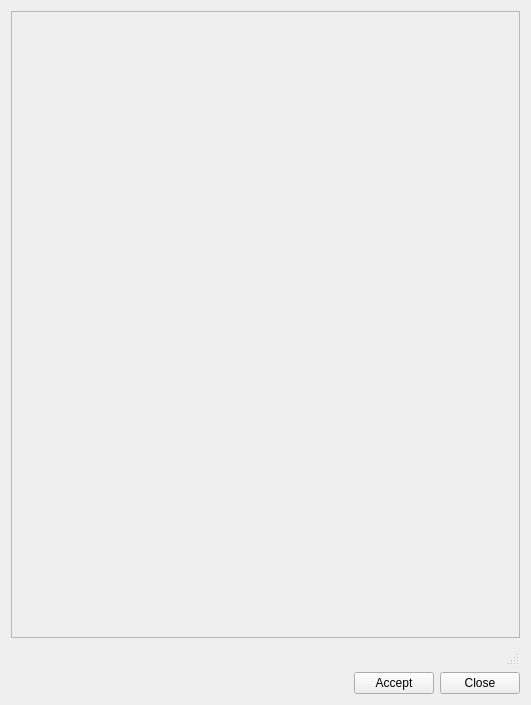
Above: core/ui/shared/info_generic.ui from Giswater/giswater_qgis_plugin before the change. Below: the same form after it.
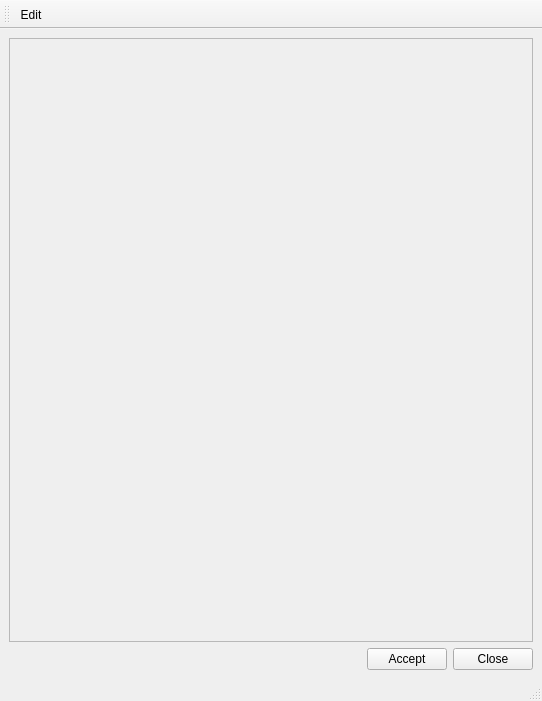
That is the form after the change.

Commit message: Enhancement: make basic info editable

```diff
--- a/core/ui/shared/info_generic.ui
+++ b/core/ui/shared/info_generic.ui
@@ -1,18 +1,19 @@
 <?xml version="1.0" encoding="UTF-8"?>
 <ui version="4.0">
  <class>dlg_info_generic</class>
- <widget class="QDialog" name="dlg_info_generic">
+ <widget class="QMainWindow" name="dlg_info_generic">
   <property name="geometry">
    <rect>
     <x>0</x>
     <y>0</y>
-    <width>531</width>
-    <height>705</height>
+    <width>542</width>
+    <height>701</height>
    </rect>
   </property>
   <property name="windowTitle">
    <string>Basic info</string>
   </property>
+  <widget class="QWidget" name="centralwidget">
   <layout class="QGridLayout" name="gridLayout_2">
    <item row="0" column="0">
     <widget class="QScrollArea" name="scrollArea">
@@ -24,8 +25,8 @@
        <rect>
         <x>0</x>
         <y>0</y>
-        <width>511</width>
-        <height>628</height>
+         <width>522</width>
+         <height>607</height>
        </rect>
       </property>
       <layout class="QVBoxLayout" name="verticalLayout">
@@ -48,9 +49,6 @@
     </widget>
    </item>
    <item row="1" column="0">
-    <widget class="QStatusBar" name="statusbar"/>
-   </item>
-   <item row="2" column="0">
     <layout class="QHBoxLayout" name="horizontalLayout">
      <item>
       <spacer name="horizontalSpacer">
@@ -82,6 +80,28 @@
     </layout>
    </item>
   </layout>
+  </widget>
+  <widget class="QStatusBar" name="statusbar"/>
+  <widget class="QToolBar" name="toolBar">
+   <property name="windowTitle">
+    <string>toolBar</string>
+   </property>
+   <attribute name="toolBarArea">
+    <enum>TopToolBarArea</enum>
+   </attribute>
+   <attribute name="toolBarBreak">
+    <bool>false</bool>
+   </attribute>
+   <addaction name="actionEdit"/>
+  </widget>
+  <action name="actionEdit">
+   <property name="checkable">
+    <bool>true</bool>
+   </property>
+   <property name="text">
+    <string>Edit</string>
+   </property>
+  </action>
  </widget>
  <resources/>
  <connections/>
```
Left out of the diff: 2 changed lines with no effect on the pictures. Lines whose indentation alone changed are shown as unchanged. The commit also changes 4 other files.
